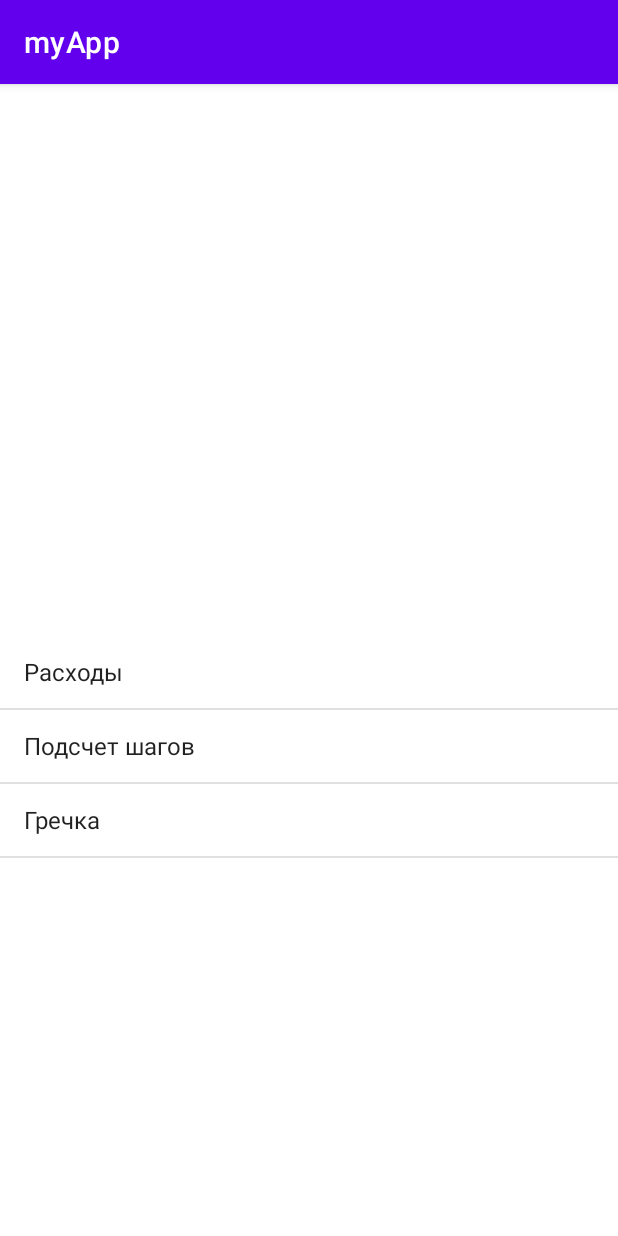
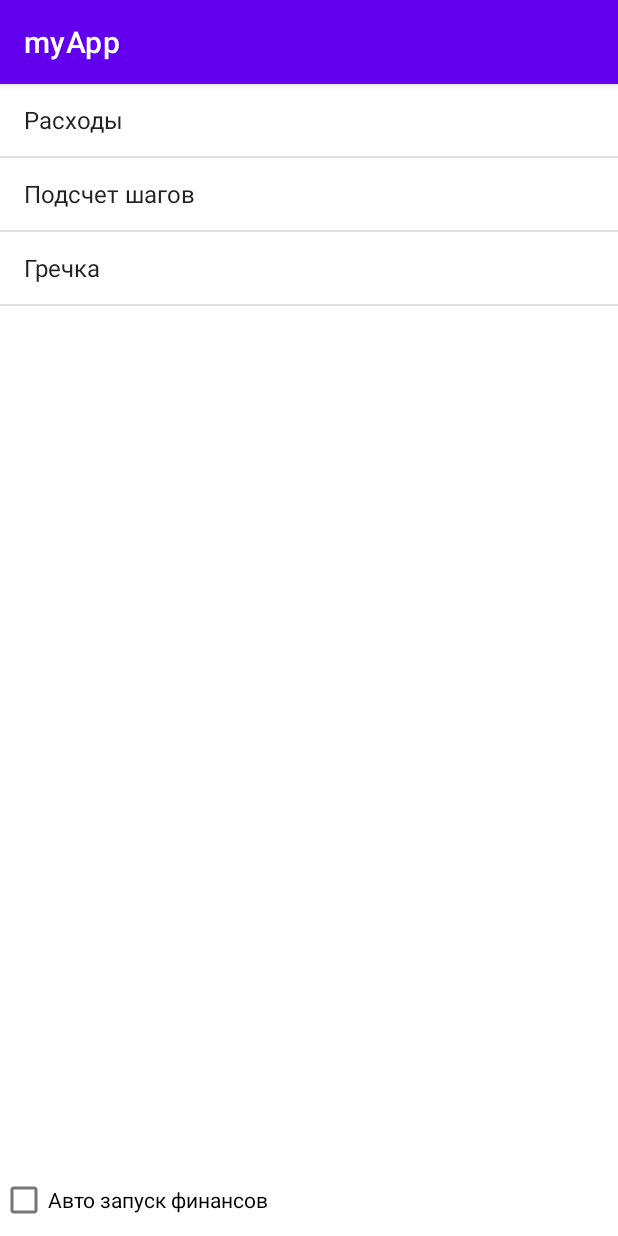
Before and after one commit to rahirim93/my-app, an Android app: the screen it shows after launch (MainActivity), on a phone screen of 412 x 824 dp. Run offline under Robolectric (Android 15) with nearby library versions, the phone set to English and light mode, and no system bars.

Commit message:
добавлен автозапуск раздела расчета денег при запуске при отмеченном checkbox

```diff
--- a/app/src/main/java/com/example/myapp/MainActivity.kt
+++ b/app/src/main/java/com/example/myapp/MainActivity.kt
@@ -1,14 +1,21 @@
 package com.example.myapp
 
+import android.content.Context
 import android.content.Intent
+import android.content.SharedPreferences
 import androidx.appcompat.app.AppCompatActivity
 import android.os.Bundle
 import android.widget.ArrayAdapter
+import android.widget.CheckBox
 import android.widget.ListView
 
 class MainActivity : AppCompatActivity() {
 
     private lateinit var listView: ListView
+
+    private lateinit var checkBoxMoney: CheckBox
+
+    private var sharedPreferences: SharedPreferences? = null
 
     override fun onCreate(savedInstanceState: Bundle?) {
         super.onCreate(savedInstanceState)
@@ -40,9 +47,36 @@ class MainActivity : AppCompatActivity() {
                 }
             }
         }
+        val savedStateCheckBox = sharedPreferences?.getBoolean("checkBoxMoney", false)
+        if (savedStateCheckBox != null) {
+            checkBoxMoney.isChecked = savedStateCheckBox
+        }
+
+        if (checkBoxMoney.isChecked) {
+            val intent = Intent(this, MoneyActivity::class.java)
+            startActivity(intent)
+        }
+    }
+
+    override fun onStop() {
+        super.onStop()
+        val editor = sharedPreferences?.edit()
+        editor?.putBoolean("checkBoxMoney", checkBoxMoney.isChecked)
+        editor?.apply()
+    }
+
+    override fun onDestroy() {
+        super.onDestroy()
+        val editor = sharedPreferences?.edit()
+        editor?.putBoolean("checkBoxMoney", checkBoxMoney.isChecked)
+        editor?.apply()
     }
 
     private fun init() {
         listView = findViewById(R.id.listView)
+
+        checkBoxMoney = findViewById(R.id.checkBoxMoney)
+
+        sharedPreferences = getSharedPreferences("mainPref", Context.MODE_PRIVATE)
     }
 }
--- a/app/src/main/res/layout/activity_main.xml
+++ b/app/src/main/res/layout/activity_main.xml
@@ -10,10 +10,16 @@
         android:id="@+id/listView"
         android:layout_width="0dp"
         android:layout_height="400dp"
-        app:layout_constraintBottom_toBottomOf="parent"
         app:layout_constraintEnd_toEndOf="parent"
         app:layout_constraintHorizontal_bias="1.0"
         app:layout_constraintStart_toStartOf="parent"
-        app:layout_constraintTop_toTopOf="parent"
-        app:layout_constraintVertical_bias="1.0" />
+        app:layout_constraintTop_toTopOf="parent" />
+
+    <CheckBox
+        android:id="@+id/checkBoxMoney"
+        android:layout_width="wrap_content"
+        android:layout_height="wrap_content"
+        android:text="Авто запуск финансов"
+        app:layout_constraintBottom_toBottomOf="parent"
+        app:layout_constraintStart_toStartOf="parent" />
 </androidx.constraintlayout.widget.ConstraintLayout>
```
